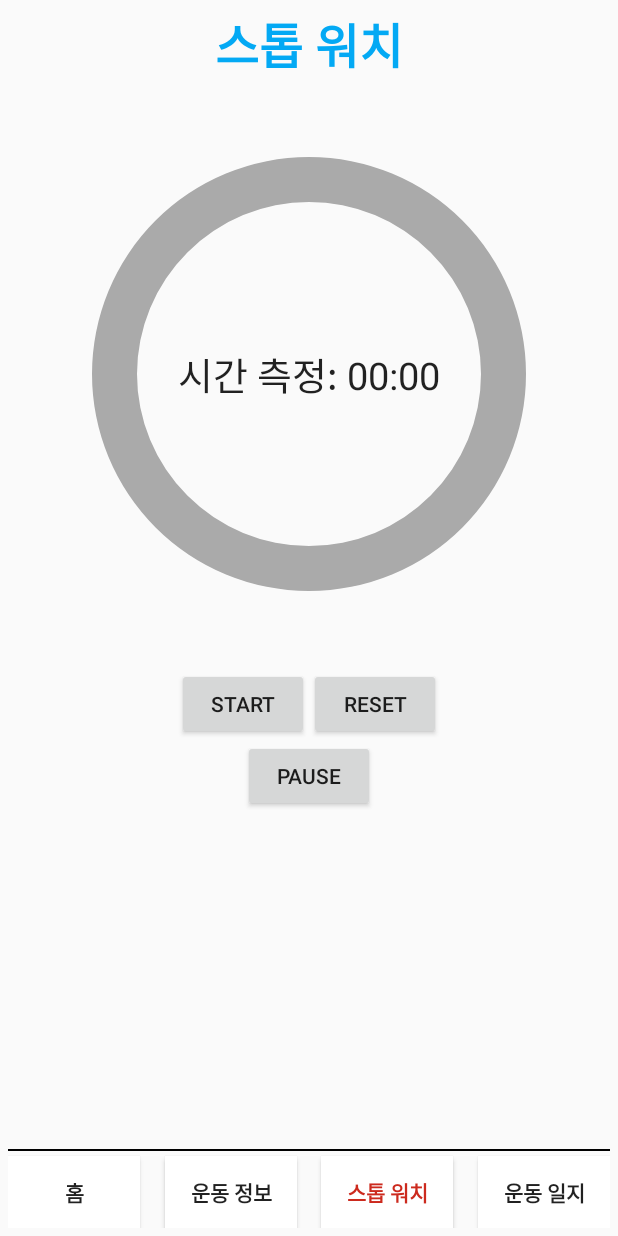
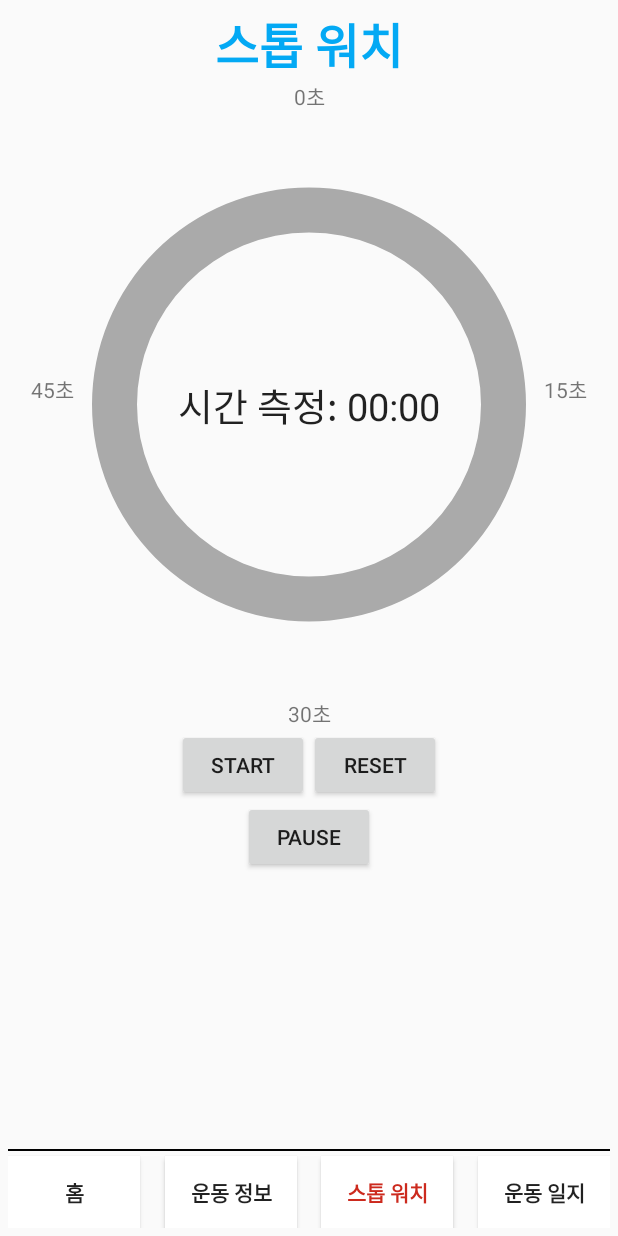
Before and after one commit to KimSungBeen/TEST, an Android app: the Stop_watch_Activity screen opened directly, with no data from a screen before it, after a tap on "RESET", on a phone screen of 412 x 824 dp. Run offline under Robolectric (Android 15) with nearby library versions, the phone set to English and light mode, and no system bars.

```diff
--- a/app/src/main/java/com/example/myapplication/Calculation_BIM_Activity.java
+++ b/app/src/main/java/com/example/myapplication/Calculation_BIM_Activity.java
@@ -107,7 +107,7 @@ public class Calculation_BIM_Activity extends AppCompatActivity {
                     }
 
                     TV_bmiInfo.setText(String.format("성별: %s\n키: %scm\n몸무게: %skg\n표준몸무게: %skg\n비만도(BMI): %s%%\n판정결과: %s",
-                            sex, height, weight, standardWeight, String.format("%.2f", percentWeight), result));
+                            sex, height, weight, String.format("%.2f", standardWeight), String.format("%.2f", percentWeight), result));
                 }
                 }catch (Exception e) {
                     e.printStackTrace();
--- a/app/src/main/java/com/example/myapplication/Stop_watch_Activity.java
+++ b/app/src/main/java/com/example/myapplication/Stop_watch_Activity.java
@@ -17,6 +17,7 @@ import static com.example.myapplication.Home_Activity.receiver;
 
 public class Stop_watch_Activity extends AppCompatActivity {
 
+    boolean isMinute = false;
     boolean isRunning; //스톱워치의 실행상태
     long timeOffset; //일시정지 후 재시작 까지 오차
     int currentTime; //스탑워치의 현재시간
@@ -133,12 +134,14 @@ public class Stop_watch_Activity extends AppCompatActivity {
             }
         });
 
-        //스톱워치 중지
+        //스톱워치 리셋
         BTN_stop.setOnClickListener(new View.OnClickListener() {
             @Override
             public void onClick(View v) {
                 chronometer.setBase(SystemClock.elapsedRealtime());
                 timeOffset = 0;
+                isMinute = false;
+                progressBar.setProgress(0);
 
                 TV_timeLog.setText("");
             }
@@ -151,11 +154,11 @@ public class Stop_watch_Activity extends AppCompatActivity {
     private class ProgressBarTask extends AsyncTask<Void, Integer, Void> {
 
         public static final int PROGRESSBAR_TIME_OFFSET = 1006; //프로그래스바 진행타임 오차
-        boolean isMinute = false;
 
         @Override
         protected void onPreExecute() {
             super.onPreExecute();
+            isMinute = false;
             progressBar.setMax(60);
         }
 
--- a/app/src/main/res/layout/activity_stop_watch.xml
+++ b/app/src/main/res/layout/activity_stop_watch.xml
@@ -46,7 +46,7 @@
         android:layout_width="wrap_content"
         android:layout_height="wrap_content"
         android:orientation="horizontal"
-        app:layout_constraintGuide_percent="0.6" />
+        app:layout_constraintGuide_percent="0.65" />
 
     <!--    스톱워치 -->
     <Chronometer
@@ -155,9 +155,47 @@
         android:layout_width="0dp"
         android:layout_height="0dp"
         android:progressDrawable="@drawable/circle_progressbar"
-        app:layout_constraintBottom_toTopOf="@+id/BTN_start"
+        app:layout_constraintBottom_toTopOf="@+id/textView5"
         app:layout_constraintEnd_toEndOf="@+id/chronometer"
         app:layout_constraintStart_toStartOf="@+id/chronometer"
+        app:layout_constraintTop_toBottomOf="@+id/textView3" />
+
+    <TextView
+        android:id="@+id/textView3"
+        android:layout_width="wrap_content"
+        android:layout_height="wrap_content"
+        android:text="0초"
+        app:layout_constraintBottom_toTopOf="@id/progressBar"
+        app:layout_constraintEnd_toEndOf="parent"
+        app:layout_constraintStart_toStartOf="parent"
+        app:layout_constraintTop_toBottomOf="@+id/TV_mainLogo" />
+
+    <TextView
+        android:layout_width="wrap_content"
+        android:layout_height="wrap_content"
+        android:layout_marginRight="15dp"
+        android:text="15초"
+        app:layout_constraintBottom_toBottomOf="@+id/progressBar"
+        app:layout_constraintEnd_toEndOf="parent"
+        app:layout_constraintTop_toBottomOf="@+id/TV_mainLogo" />
+
+    <TextView
+        android:id="@+id/textView5"
+        android:layout_width="wrap_content"
+        android:layout_height="wrap_content"
+        android:text="30초"
+        app:layout_constraintBottom_toTopOf="@+id/BTN_start"
+        app:layout_constraintEnd_toEndOf="parent"
+        app:layout_constraintStart_toStartOf="parent"
+        app:layout_constraintTop_toBottomOf="@id/progressBar" />
+
+    <TextView
+        android:layout_width="wrap_content"
+        android:layout_height="wrap_content"
+        android:layout_marginLeft="15dp"
+        android:text="45초"
+        app:layout_constraintBottom_toBottomOf="@+id/progressBar"
+        app:layout_constraintStart_toStartOf="parent"
         app:layout_constraintTop_toBottomOf="@+id/TV_mainLogo" />
 
 </androidx.constraintlayout.widget.ConstraintLayout>
```
